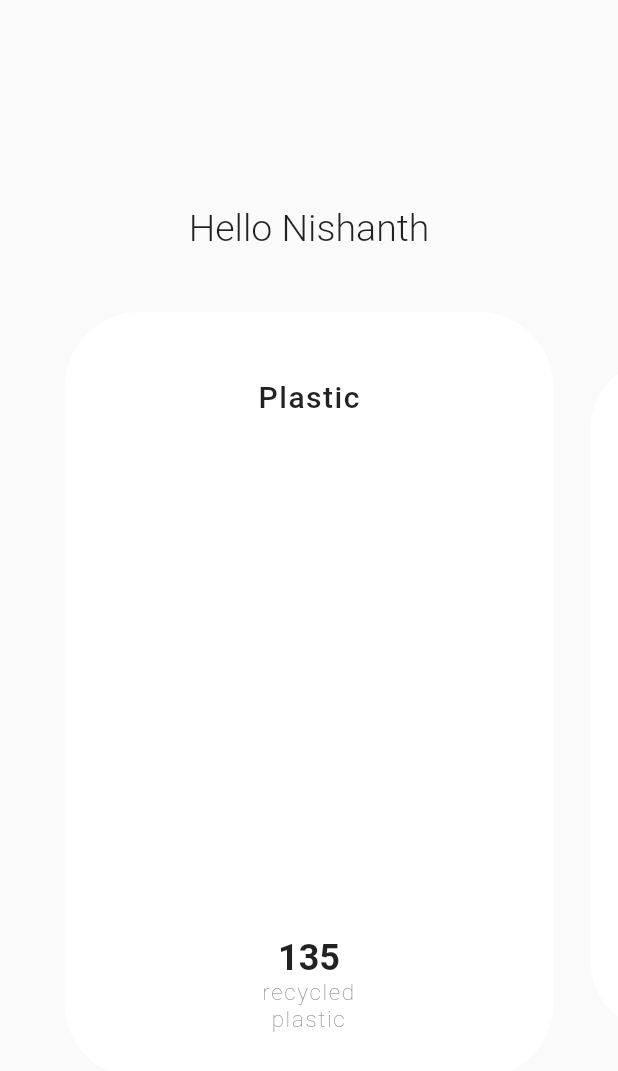
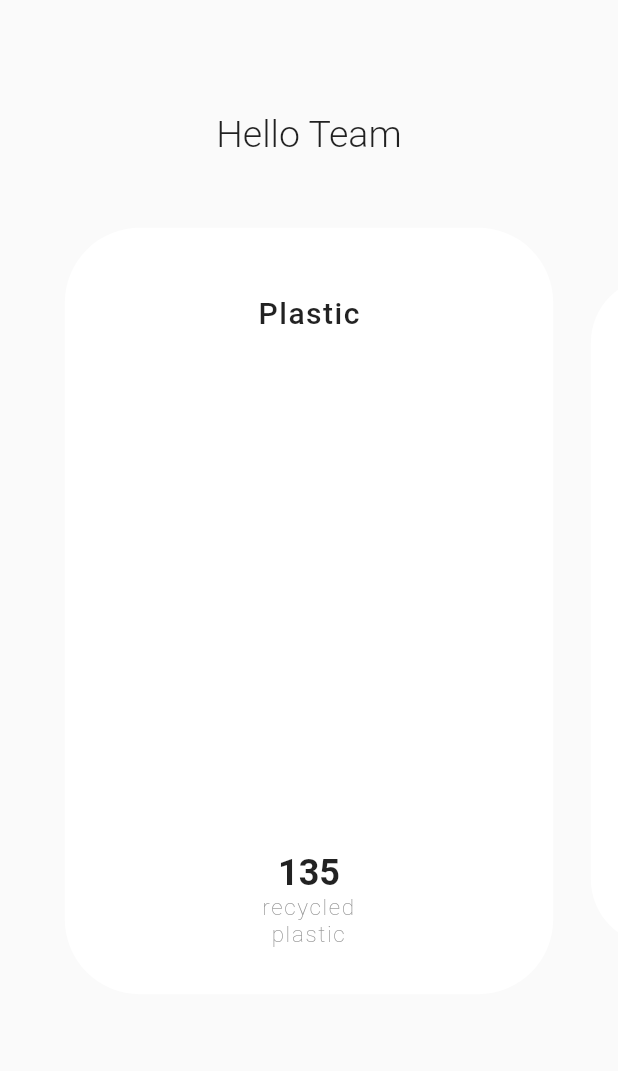
Before and after one commit to Garbage-Disposal-Locations-App/Garbage-Disposal-Locations-App, a Flutter app: the MainUI widget shown alone on an empty page, opened directly, on a phone screen of 412 x 824 dp. Shown: the top 1071 px of the screen. Run offline on Flutter 3.47's test engine with Material 2 defaults, Android fonts, the phone set to English and light mode, and no system bars; drawn by our look-alikes of carousel_slider; our stand-ins replace cloud_firestore, firebase_core, google_maps_flutter, page_transition; missing offline and left inert: cloud_firestore_web, firebase_core_web; accounts and stored records are empty; Roboto replaces fonts that are missing (Arial).

Commit message:
Updated Maps

```diff
--- a/recycleapp/lib/all.dart
+++ b/recycleapp/lib/all.dart
@@ -1,6 +1,5 @@
 export 'loadingPage.dart';
 export 'homePage.dart';
 export 'accountPage.dart';
-export 'historyPage.dart';
 export 'navigation/all.dart';
 export 'statistics.dart';
--- a/recycleapp/lib/homePage.dart
+++ b/recycleapp/lib/homePage.dart
@@ -39,7 +39,7 @@ class _HomePageState extends State<HomePage> {
               Column(
                 children: [
                   Expanded(
-                    flex: 9,
+                    flex: 10,
                     child: MyMap()
                   ),
                   Expanded(
@@ -48,7 +48,7 @@ class _HomePageState extends State<HomePage> {
                   )
                 ]
               ),
-              TopBar(0.6, 0.05, 0.6, Color(0xff58a31f)),
+              TopBar(0.8, 0.4, 0.6, Color(0xff58a31f)),
             ]
           )
         )
--- a/recycleapp/lib/loadingPage.dart
+++ b/recycleapp/lib/loadingPage.dart
@@ -17,7 +17,7 @@ class _SecondLoadState extends State<SecondLoad> with TickerProviderStateMixin {
       vsync: this,
       duration: Duration(seconds: 2)
     );
-    Timer(Duration(seconds: 7), () => _animationControl.forward());
+    Timer(Duration(seconds: 5), () => _animationControl.forward());
     super.initState();
   }
 
--- a/recycleapp/lib/statistics.dart
+++ b/recycleapp/lib/statistics.dart
@@ -1,8 +1,7 @@
-import 'dart:async';
-
 import 'package:flutter/material.dart';
 import 'all.dart';
 import 'package:carousel_slider/carousel_slider.dart';
+import 'package:cloud_firestore/cloud_firestore.dart';
 
 class MainUI extends StatefulWidget{
   _MainUIState createState() => _MainUIState();
@@ -14,7 +13,14 @@ class Card extends StatelessWidget {
   final String subText;
   Card(this.title, this.subText, this.count);
 
+
+
   Widget build(BuildContext context) {
+    FirebaseFirestore firestore = FirebaseFirestore.instance;
+    CollectionReference users = firestore.collection('TestData');
+    Future<DocumentSnapshot> document = users.doc('MNgZPtY0Y8LePIKjtbJw').get();
+    print(document);
+
     return Container(
       width: double.maxFinite,
       height: double.maxFinite,
@@ -30,7 +36,7 @@ class Card extends StatelessWidget {
         children: [
           Expanded(
             flex: 1,
-            child: SizedBox(),
+            child: SizedBox()
           ),
           Expanded(
             flex: 2,
@@ -89,13 +95,13 @@ class _MainUIState extends State<MainUI> {
       crossAxisAlignment: CrossAxisAlignment.center,
       children: [
         Expanded(
-          flex: 2,
+          flex: 1,
           child: SizedBox()
         ),
         Expanded(
           flex: 1,
           child: Text(
-            "Hello Nishanth",
+            "Hello Team",
             textAlign: TextAlign.center,
             style: TextStyle(
               fontSize: 25,
@@ -114,17 +120,14 @@ class _MainUIState extends State<MainUI> {
                   Card("Paper", "paper", 20),
                   Card("Glass", "glass", 100)
                 ],
-
               //Slider Container properties
                 options: CarouselOptions(
                   height: (MediaQuery.of(context).size.height / 8) * 5,
                   enlargeCenterPage: true,
-                  autoPlay: false,
                   autoPlayCurve: Curves.fastOutSlowIn,
                   enableInfiniteScroll: false,
                   autoPlayAnimationDuration: Duration(milliseconds: 800),
                   viewportFraction: 0.8,
-
                 ),
               ),
             ],
--- a/recycleapp/pubspec.yaml
+++ b/recycleapp/pubspec.yaml
@@ -23,9 +23,9 @@ environment:
 dependencies:
   flutter:
     sdk: flutter
-  firebase_core: "^0.7.0"
-  cloud_firestore: "^0.16.0"
   carousel_slider: ^2.3.1
+  firebase_core: ^0.6.0
+  cloud_firestore: ^0.15.0
 
 
   # The following adds the Cupertino Icons font to your application.
```
Also changed, not shown: recycleapp/lib/main.dart (+5 -2 lines), recycleapp/lib/map/map.dart (+12 -6 lines), recycleapp/pubspec.lock, 2 other files.
